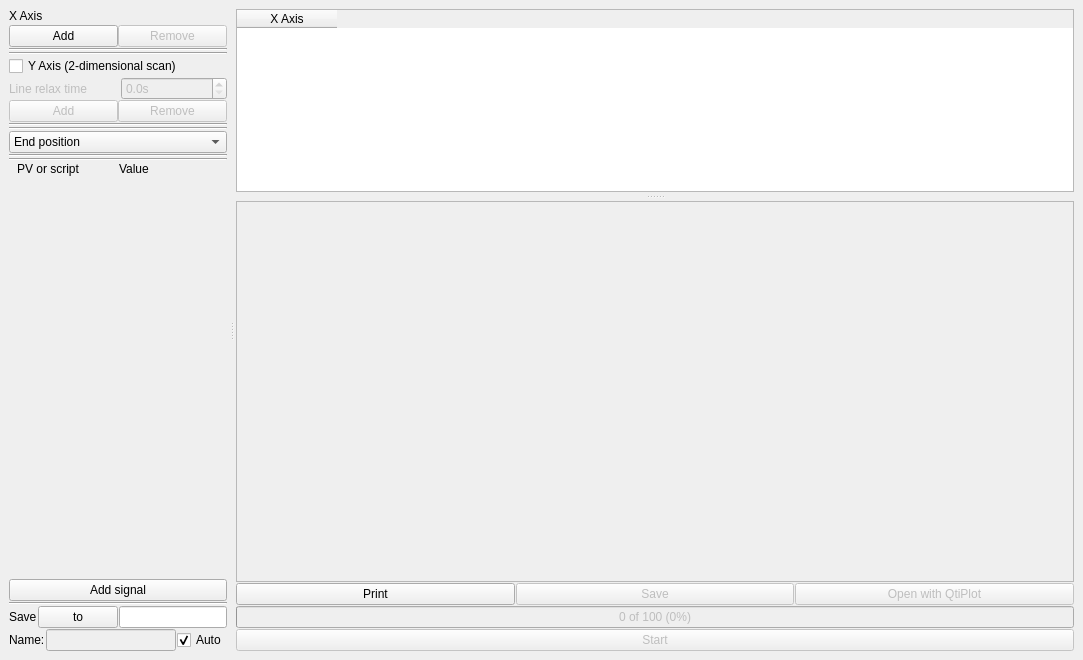
Qt form mainwindow.ui (AustralianSynchrotron/MotorScan) before a commit.
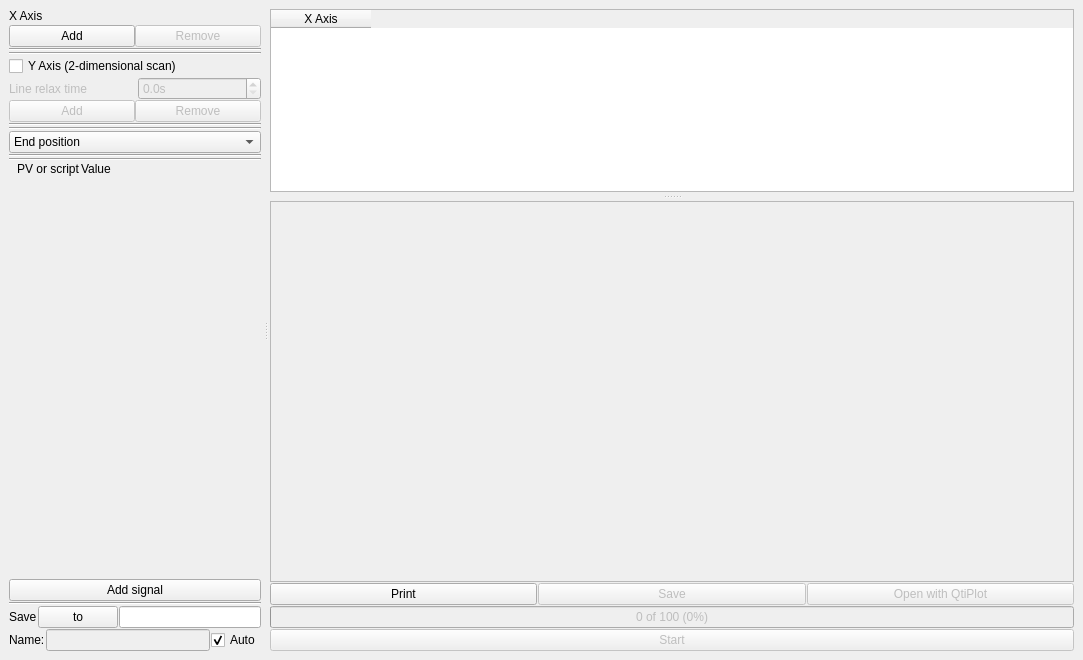
The same form after that commit. Icons and pictures are not drawn. Custom widgets are drawn as their Qt base class.

```diff
--- a/mainwindow.ui
+++ b/mainwindow.ui
@@ -302,10 +302,16 @@
                  </property>
                  <property name="minimumSize">
                   <size>
-                   <width>108</width>
+                   <width>180</width>
                    <height>0</height>
                   </size>
                  </property>
+                 <property name="maximumSize">
+                  <size>
+                   <width>180</width>
+                   <height>16777215</height>
+                  </size>
+                 </property>
                  <property name="text">
                   <string>Value</string>
                  </property>
```
